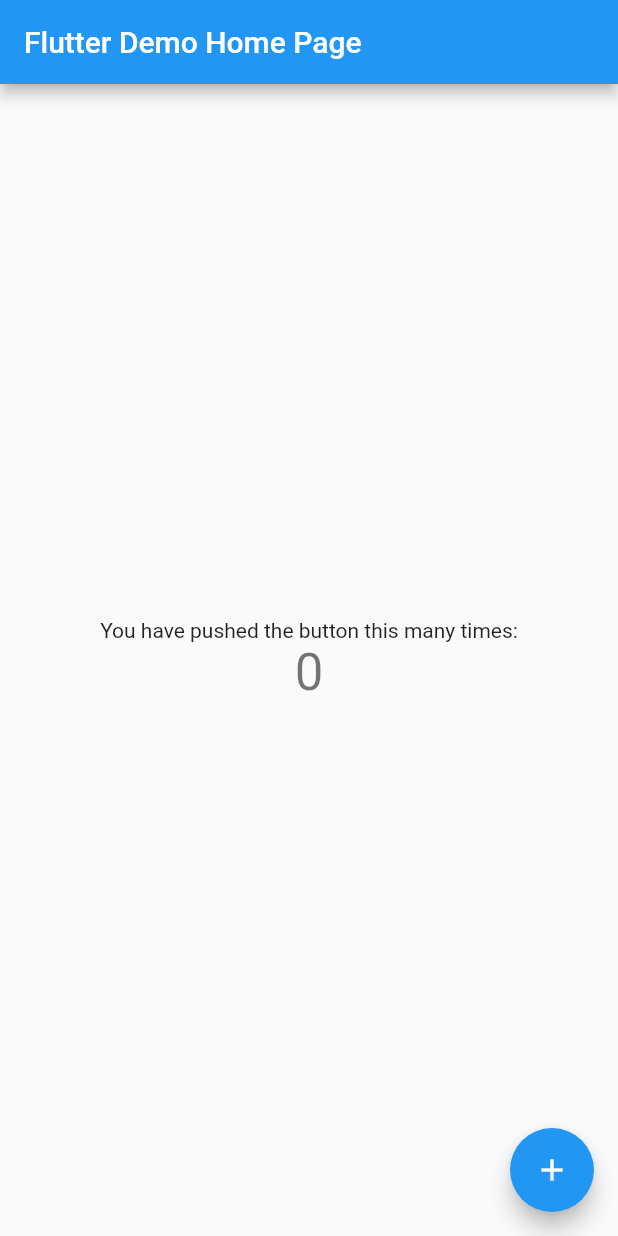
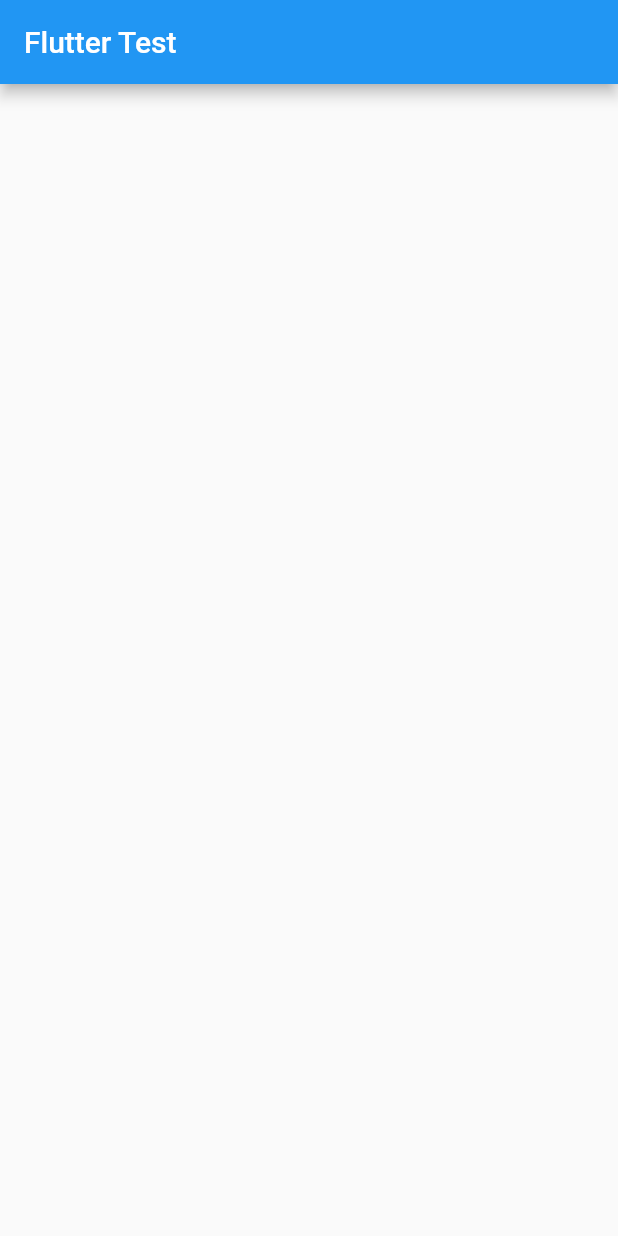
Before and after one commit to mukul2/bt, a Flutter app: the screen it shows after launch, on a phone screen of 412 x 824 dp. Run offline on Flutter 3.47's test engine with Material 2 defaults, Android fonts, the phone set to English and light mode, and no system bars.

Commit message:
unnecessary codes deleted

```diff
--- a/lib/main.dart
+++ b/lib/main.dart
@@ -7,109 +7,35 @@ void main() {
 class MyApp extends StatelessWidget {
   const MyApp({Key? key}) : super(key: key);
 
-  // This widget is the root of your application.
   @override
   Widget build(BuildContext context) {
     return MaterialApp(
-      title: 'Flutter Demo',
+      title: 'Flutter Test',
       theme: ThemeData(
-        // This is the theme of your application.
-        //
-        // Try running your application with "flutter run". You'll see the
-        // application has a blue toolbar. Then, without quitting the app, try
-        // changing the primarySwatch below to Colors.green and then invoke
-        // "hot reload" (press "r" in the console where you ran "flutter run",
-        // or simply save your changes to "hot reload" in a Flutter IDE).
-        // Notice that the counter didn't reset back to zero; the application
-        // is not restarted.
         primarySwatch: Colors.blue,
       ),
-      home: const MyHomePage(title: 'Flutter Demo Home Page'),
+      home: const MyHomePage(title: 'Flutter Test'),
     );
   }
 }
-
 class MyHomePage extends StatefulWidget {
   const MyHomePage({Key? key, required this.title}) : super(key: key);
-
-  // This widget is the home page of your application. It is stateful, meaning
-  // that it has a State object (defined below) that contains fields that affect
-  // how it looks.
-
-  // This class is the configuration for the state. It holds the values (in this
-  // case the title) provided by the parent (in this case the App widget) and
-  // used by the build method of the State. Fields in a Widget subclass are
-  // always marked "final".
-
   final String title;
-
   @override
   State<MyHomePage> createState() => _MyHomePageState();
 }
 
 class _MyHomePageState extends State<MyHomePage> {
-  int _counter = 0;
 
-  void _incrementCounter() {
-    setState(() {
-      // This call to setState tells the Flutter framework that something has
-      // changed in this State, which causes it to rerun the build method below
-      // so that the display can reflect the updated values. If we changed
-      // _counter without calling setState(), then the build method would not be
-      // called again, and so nothing would appear to happen.
-      _counter++;
-    });
-  }
 
   @override
   Widget build(BuildContext context) {
-    // This method is rerun every time setState is called, for instance as done
-    // by the _incrementCounter method above.
-    //
-    // The Flutter framework has been optimized to make rerunning build methods
-    // fast, so that you can just rebuild anything that needs updating rather
-    // than having to individually change instances of widgets.
+
     return Scaffold(
       appBar: AppBar(
-        // Here we take the value from the MyHomePage object that was created by
-        // the App.build method, and use it to set our appbar title.
         title: Text(widget.title),
       ),
-      body: Center(
-        // Center is a layout widget. It takes a single child and positions it
-        // in the middle of the parent.
-        child: Column(
-          // Column is also a layout widget. It takes a list of children and
-          // arranges them vertically. By default, it sizes itself to fit its
-          // children horizontally, and tries to be as tall as its parent.
-          //
-          // Invoke "debug painting" (press "p" in the console, choose the
-          // "Toggle Debug Paint" action from the Flutter Inspector in Android
-          // Studio, or the "Toggle Debug Paint" command in Visual Studio Code)
-          // to see the wireframe for each widget.
-          //
-          // Column has various properties to control how it sizes itself and
-          // how it positions its children. Here we use mainAxisAlignment to
-          // center the children vertically; the main axis here is the vertical
-          // axis because Columns are vertical (the cross axis would be
-          // horizontal).
-          mainAxisAlignment: MainAxisAlignment.center,
-          children: <Widget>[
-            const Text(
-              'You have pushed the button this many times:',
-            ),
-            Text(
-              '$_counter',
-              style: Theme.of(context).textTheme.headline4,
-            ),
-          ],
-        ),
-      ),
-      floatingActionButton: FloatingActionButton(
-        onPressed: _incrementCounter,
-        tooltip: 'Increment',
-        child: const Icon(Icons.add),
-      ), // This trailing comma makes auto-formatting nicer for build methods.
+
     );
   }
 }
```
